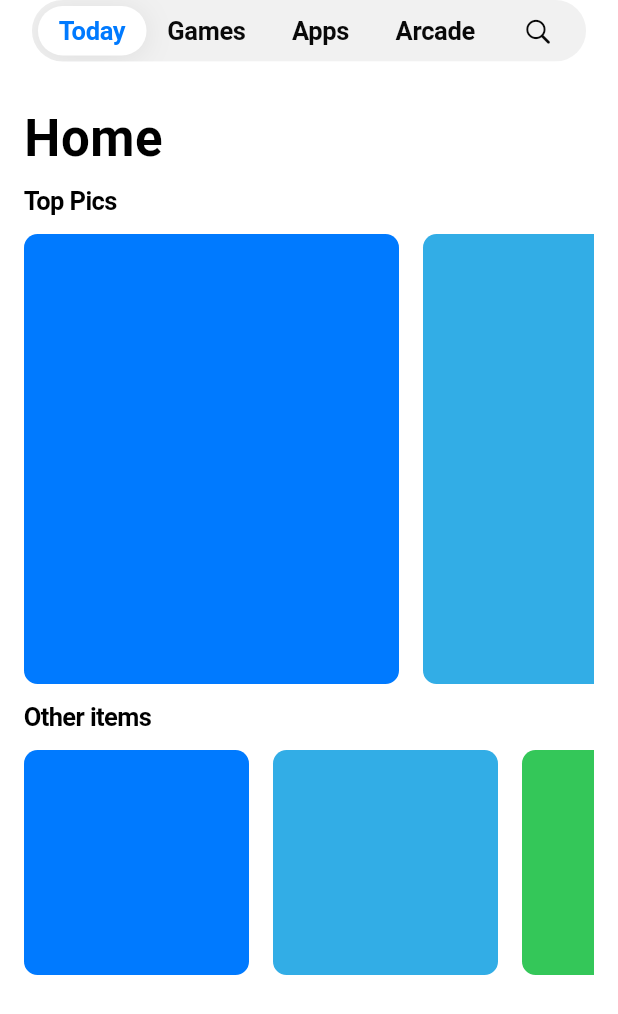
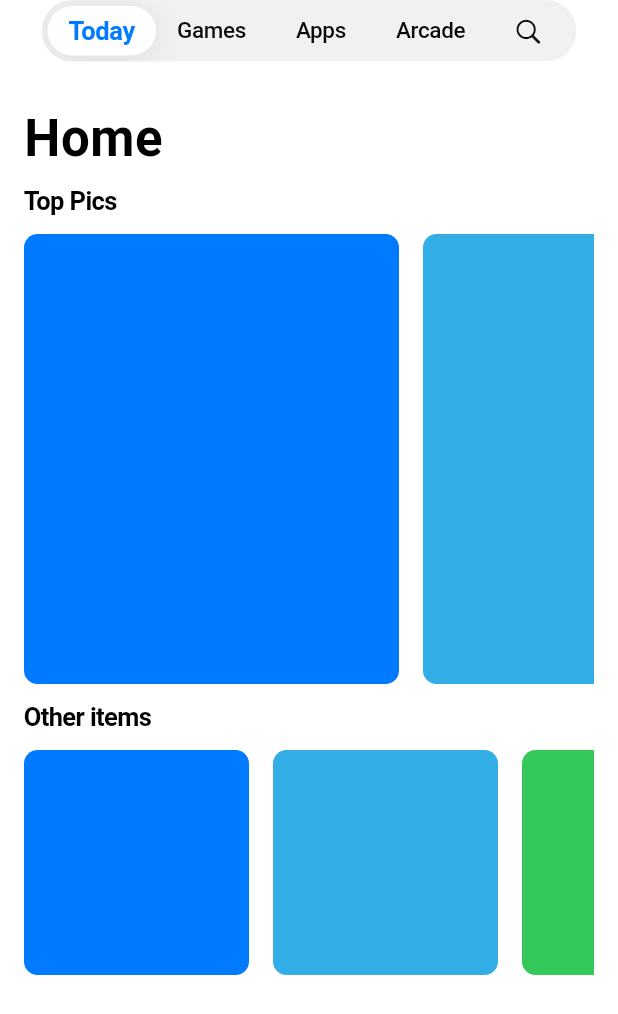
Before and after one commit to LathDevers/cupertino_sidebar, a Flutter app: the TabBarExample screen opened directly, on a phone screen of 412 x 824 dp. Shown: the top 1014 px of the screen. Run offline on Flutter 3.47's test engine with Material 3 defaults, Android fonts, the phone set to English and light mode, and no system bars.

Commit message:
No message

```diff
--- a/lib/src/floating_tab_bar/floating_tab.dart
+++ b/lib/src/floating_tab_bar/floating_tab.dart
@@ -13,11 +13,9 @@ class CupertinoFloatingTabBarColor extends WidgetStateColor {
 
   @override
   Color resolve(Set<WidgetState> states) {
-    final primary = CupertinoTheme.of(context).primaryColor;
-
     if (states.contains(WidgetState.selected)) {
       return CupertinoDynamicColor.withBrightness(
-        color: primary,
+        color: CupertinoColors.systemBlue,
         darkColor: CupertinoColors.white,
       ).resolveFrom(context);
     }
@@ -85,19 +83,17 @@ class CupertinoFloatingTab extends StatelessWidget {
 
   @override
   Widget build(BuildContext context) {
-    final info = CupertinoDestinationInfo.maybeOf(context);
+    final CupertinoDestinationInfo? info = CupertinoDestinationInfo.maybeOf(context);
 
-    final selectedState = <WidgetState>{
-      if ((isSelected ?? false) || (info?.isSelected ?? false))
-        WidgetState.selected,
+    final Set<WidgetState> selectedState = <WidgetState>{
+      if ((isSelected ?? false) || (info?.isSelected ?? false)) WidgetState.selected,
     };
 
-    final effectiveColor =
-        CupertinoFloatingTabBarColor(context).resolve(selectedState);
+    final Color effectiveColor = CupertinoFloatingTabBarColor(context).resolve(selectedState);
 
-    final localizations = CupertinoLocalizations.of(context);
+    final CupertinoLocalizations localizations = CupertinoLocalizations.of(context);
 
-    final semanticsLabel = info != null
+    final String? semanticsLabel = info != null
         ? localizations.tabSemanticsLabel(
             tabIndex: info.index + 1,
             tabCount: info.totalNumberOfDestinations,
@@ -112,9 +108,7 @@ class CupertinoFloatingTab extends StatelessWidget {
         height: 33,
         width: _isIcon ? 56 : null,
         child: Padding(
-          padding: _isIcon
-              ? EdgeInsets.zero
-              : const EdgeInsets.symmetric(horizontal: 14),
+          padding: _isIcon ? EdgeInsets.zero : const EdgeInsets.symmetric(horizontal: 14),
           child: Center(
             child: CupertinoButton(
               padding: EdgeInsets.zero,
@@ -122,9 +116,9 @@ class CupertinoFloatingTab extends StatelessWidget {
               child: DefaultTextStyle(
                 textAlign: TextAlign.center,
                 style: TextStyle(
-                  fontSize: 17,
+                  fontSize: selectedState.contains(WidgetState.selected) ? 17 : 15,
                   letterSpacing: -0.23,
-                  fontWeight: FontWeight.w600,
+                  fontWeight: selectedState.contains(WidgetState.selected) ? FontWeight.w700 : FontWeight.w500,
                   color: effectiveColor,
                 ),
                 child: IconTheme(
--- a/lib/src/floating_tab_bar/floating_tab_bar.dart
+++ b/lib/src/floating_tab_bar/floating_tab_bar.dart
@@ -318,27 +318,23 @@ class _PositionBuilderState extends State<_PositionBuilder> {
   }
 
   void _updateWidths() {
-    SchedulerBinding.instance.addPostFrameCallback((_) {
-      setState(() {
-        _widths = _computeWidths();
-      });
-    });
+    SchedulerBinding.instance.addPostFrameCallback((_) => setState(() => _widths = _computeWidths()));
   }
 
   List<double> _computeWidths() {
     return widget.tabKeys.map((key) {
-      final box = key.currentContext?.findRenderObject() as RenderBox?;
+      final RenderBox? box = key.currentContext?.findRenderObject() as RenderBox?;
       return box?.size.width ?? 0.0;
     }).toList();
   }
 
   double getPosition(double index) {
-    var position = 0.0;
-    final wholeIndex = index.floor(); // Get the integer part of the index
-    final fractionalIndex = index - wholeIndex; // Get the fractional part of the index
+    double position = 0.0;
+    final int wholeIndex = index.floor(); // Get the integer part of the index
+    final double fractionalIndex = index - wholeIndex; // Get the fractional part of the index
 
     // Add up the widths of the widgets up to the whole index
-    for (var i = 0; i < wholeIndex && i < _widths.length; i++) {
+    for (int i = 0; i < wholeIndex && i < _widths.length; i++) {
       position += _widths[i];
     }
 
@@ -363,14 +359,10 @@ class _PositionBuilderState extends State<_PositionBuilder> {
       child: ConditionalListenableBuilder<TabController>(
         listenable: widget.controller,
         // Prevent rebuilding twice when the index changes
-        buildWhen: () {
-          return widget.controller.indexIsChanging;
-        },
+        buildWhen: () => widget.controller.indexIsChanging,
         builder: (context, child) {
           final width = _widths.isNotEmpty ? _widths[widget.controller.index] : 0.0;
-
           if (width == 0) return const SizedBox();
-
           return _PressIn(
             isPressed: widget.isDragging,
             child: AnimatedContainer(
@@ -415,11 +407,10 @@ class __PressInState extends State<_PressIn> with SingleTickerProviderStateMixin
   }
 
   void _listener() {
-    if (widget.isPressed.value) {
+    if (widget.isPressed.value)
       _controller.forward();
-    } else {
+    else
       _controller.reverse();
-    }
   }
 
   @override
```
Also changed, not shown: lib/src/sidebar/sidebar_destination.dart (+7 -4 lines), 1 other file.
